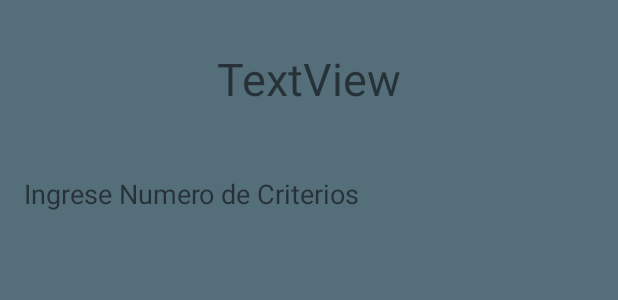
After one commit to kartago852/PruebaAndroid2, an Android app: the layout activity_home.xml on its own in the app's theme, with its tools: preview values and no code run, on a phone screen of 412 x 824 dp. The commit adds this screen. Shown: the top 300 px of the screen. Run offline under Robolectric (Android 15) with nearby library versions, the phone set to English and light mode, and no system bars.

Commit message:
Home Incomplete commit

```diff
--- a/app/src/main/AndroidManifest.xml
+++ b/app/src/main/AndroidManifest.xml
@@ -11,7 +11,8 @@
         android:roundIcon="@mipmap/ic_launcher_round"
         android:supportsRtl="true"
         android:theme="@style/AppTheme">
-        <activity android:name=".registerAdmin"></activity>
+        <activity android:name=".home"></activity>
+        <activity android:name=".registerAdmin" />
         <activity android:name=".registerProvider" />
         <activity android:name=".register" />
         <activity android:name=".MainActivity" />
--- /dev/null
+++ b/app/src/main/res/layout/activity_home.xml
@@ -0,0 +1,36 @@
+<?xml version="1.0" encoding="utf-8"?>
+<android.support.constraint.ConstraintLayout xmlns:android="http://schemas.android.com/apk/res/android"
+    xmlns:app="http://schemas.android.com/apk/res-auto"
+    xmlns:tools="http://schemas.android.com/tools"
+    android:layout_width="match_parent"
+    android:layout_height="match_parent"
+    android:background="#546e7a"
+    tools:context=".home" >
+
+    <TextView
+        android:id="@+id/txt_User"
+        android:layout_width="wrap_content"
+        android:layout_height="wrap_content"
+        android:layout_marginStart="8dp"
+        android:layout_marginTop="32dp"
+        android:layout_marginEnd="8dp"
+        android:text="TextView"
+        android:textSize="30sp"
+        app:layout_constraintEnd_toEndOf="parent"
+        app:layout_constraintStart_toStartOf="parent"
+        app:layout_constraintTop_toTopOf="parent" />
+
+    <TextView
+        android:id="@+id/textView7"
+        android:layout_width="wrap_content"
+        android:layout_height="0dp"
+        android:layout_marginStart="8dp"
+        android:layout_marginTop="44dp"
+        android:layout_marginEnd="8dp"
+        android:text="Ingrese Numero de Criterios"
+        android:textSize="18sp"
+        app:layout_constraintEnd_toEndOf="parent"
+        app:layout_constraintHorizontal_bias="0.046"
+        app:layout_constraintStart_toStartOf="parent"
+        app:layout_constraintTop_toBottomOf="@+id/txt_User" />
+</android.support.constraint.ConstraintLayout>
```
Also changed, not shown: app/src/main/java/com/example/pruebaandroid2/MainActivity.java (+7 -3 lines), app/src/main/java/com/example/pruebaandroid2/home.java (added, +24 -0 lines).
